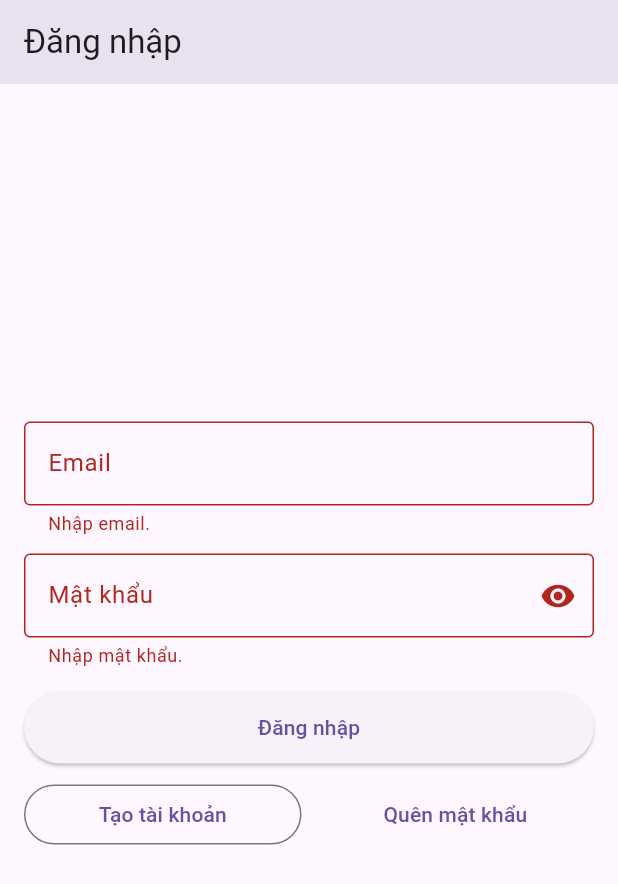
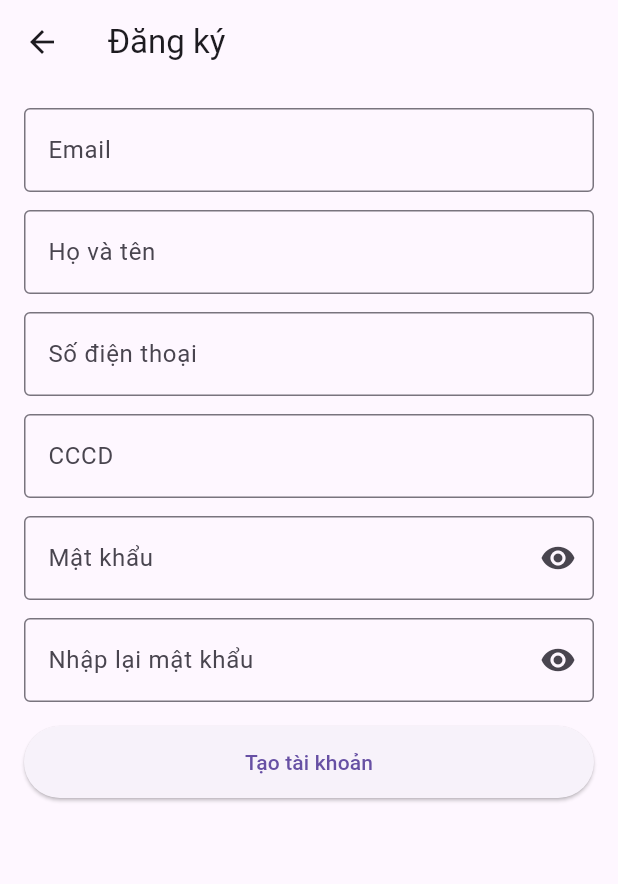
Before and after one commit to Tam2844/RoamSG, a Flutter app: the screen it shows after launch, scrolled down 32 dp, after a tap on "Tạo tài khoản", on a phone screen of 412 x 824 dp. Shown: the top 884 px of the screen. Run offline on Flutter 3.47's test engine with Material 3 defaults, Android fonts, the light colour scheme and no system bars; our stand-ins replace cloud_firestore, firebase_auth, firebase_core; accounts and stored records are empty.

Commit message:
update ptam(3h20 10/01)

```diff
--- a/lib/main.dart
+++ b/lib/main.dart
@@ -1,8 +1,8 @@
 import 'package:flutter/material.dart';
 import 'package:firebase_core/firebase_core.dart';
 import 'firebase_options.dart';
-
-import 'auth_gate.dart'; // hoặc import đúng đường dẫn AuthGate của chủ nhân
+import 'services/auth_gate.dart';
+ // hoặc import đúng đường dẫn AuthGate của chủ nhân
 
 Future<void> main() async {
   WidgetsFlutterBinding.ensureInitialized();
--- a/lib/pages/login_page.dart
+++ b/lib/pages/auth/login_page.dart
@@ -1,5 +1,7 @@
 import 'package:flutter/material.dart';
 import 'package:firebase_auth/firebase_auth.dart';
+import 'register_page.dart';
+
 
 class LoginPage extends StatefulWidget {
   const LoginPage({super.key});
@@ -43,25 +45,7 @@ class _LoginPageState extends State<LoginPage> {
     }
   }
 
-  Future<void> _registerQuick() async {
-    if (!_formKey.currentState!.validate()) return;
 
-    setState(() => _loading = true);
-    try {
-      await FirebaseAuth.instance.createUserWithEmailAndPassword(
-        email: _emailCtrl.text.trim(),
-        password: _passCtrl.text,
-      );
-      // AuthGate sẽ tự chuyển sang HomePage.
-    } on FirebaseAuthException catch (e) {
-      final msg = _friendlyAuthError(e);
-      if (mounted) _showSnack(msg);
-    } catch (_) {
-      if (mounted) _showSnack("Có lỗi xảy ra. Thử lại nhé.");
-    } finally {
-      if (mounted) setState(() => _loading = false);
-    }
-  }
 
   Future<void> _resetPassword() async {
     final email = _emailCtrl.text.trim();
@@ -187,9 +171,17 @@ class _LoginPageState extends State<LoginPage> {
                             children: [
                               Expanded(
                                 child: OutlinedButton(
-                                  onPressed: _loading ? null : _registerQuick,
+                                  onPressed: _loading
+                                      ? null
+                                      : () async {
+                                          await Navigator.push(
+                                            context,
+                                            MaterialPageRoute(builder: (_) => const RegisterPage()),
+                                          );
+                                        },
                                   child: const Text("Tạo tài khoản"),
                                 ),
+
                               ),
                               const SizedBox(width: 10),
                               Expanded(
--- /dev/null
+++ b/lib/pages/auth/register_page.dart
@@ -0,0 +1,251 @@
+import 'package:flutter/material.dart';
+import 'package:firebase_auth/firebase_auth.dart';
+import 'package:cloud_firestore/cloud_firestore.dart';
+
+class RegisterPage extends StatefulWidget {
+  const RegisterPage({super.key});
+
+  @override
+  State<RegisterPage> createState() => _RegisterPageState();
+}
+
+class _RegisterPageState extends State<RegisterPage> {
+  final _formKey = GlobalKey<FormState>();
+
+  final _emailCtrl = TextEditingController();
+  final _nameCtrl = TextEditingController();
+  final _phoneCtrl = TextEditingController();
+  final _cccdCtrl = TextEditingController();
+  final _passCtrl = TextEditingController();
+  final _confirmCtrl = TextEditingController();
+
+  bool _loading = false;
+  bool _obscure1 = true;
+  bool _obscure2 = true;
+
+  @override
+  void dispose() {
+    _emailCtrl.dispose();
+    _nameCtrl.dispose();
+    _phoneCtrl.dispose();
+    _cccdCtrl.dispose();
+    _passCtrl.dispose();
+    _confirmCtrl.dispose();
+    super.dispose();
+  }
+
+  void _showSnack(String text) {
+    ScaffoldMessenger.of(context).showSnackBar(SnackBar(content: Text(text)));
+  }
+
+  String _friendlyAuthError(FirebaseAuthException e) {
+    switch (e.code) {
+      case "invalid-email":
+        return "Email không hợp lệ.";
+      case "email-already-in-use":
+        return "Email đã được sử dụng.";
+      case "weak-password":
+        return "Mật khẩu yếu. Hãy dùng ít nhất 6 ký tự.";
+      case "operation-not-allowed":
+        return "Chưa bật Email/Password trong Firebase Authentication.";
+      case "network-request-failed":
+        return "Lỗi mạng. Kiểm tra internet rồi thử lại.";
+      default:
+        return e.message ?? "Đăng ký thất bại.";
+    }
+  }
+
+  Future<void> _register() async {
+  if (!_formKey.currentState!.validate()) return;
+
+  setState(() => _loading = true);
+  try {
+    final email = _emailCtrl.text.trim();
+    final password = _passCtrl.text;
+
+    // 1) Tạo tài khoản Auth -> lấy uid
+    final cred = await FirebaseAuth.instance
+        .createUserWithEmailAndPassword(email: email, password: password);
+
+    final uid = cred.user!.uid;
+
+    // (tuỳ chọn) cập nhật displayName trên Auth
+    await cred.user!.updateDisplayName(_nameCtrl.text.trim());
+
+    // 2) Lưu thông tin mở rộng vào Firestore users/{uid}
+    await FirebaseFirestore.instance.collection("users").doc(uid).set({
+      "fullName": _nameCtrl.text.trim(),
+      "phone": _phoneCtrl.text.trim(),
+      "cccd": _cccdCtrl.text.trim(),
+      "address": "", // chưa có thì để rỗng
+      "isGuide": false,
+      "email": email,
+      "createdAt": FieldValue.serverTimestamp(),
+    }, SetOptions(merge: true));
+
+    if (mounted) {
+      ScaffoldMessenger.of(context).showSnackBar(
+        const SnackBar(content: Text("Đăng ký thành công!")),
+      );
+      Navigator.pop(context); // quay về Login
+    }
+  } on FirebaseAuthException catch (e) {
+    // handle lỗi
+  } finally {
+    if (mounted) setState(() => _loading = false);
+  }
+}
+
+
+  @override
+  Widget build(BuildContext context) {
+    return Scaffold(
+      appBar: AppBar(title: const Text("Đăng ký")),
+      body: SafeArea(
+        child: SingleChildScrollView(
+          padding: EdgeInsets.fromLTRB(
+            16,
+            16,
+            16,
+            16 + MediaQuery.of(context).viewInsets.bottom,
+          ),
+          child: Center(
+            child: ConstrainedBox(
+              constraints: const BoxConstraints(maxWidth: 480),
+              child: Form(
+                key: _formKey,
+                child: Column(
+                  children: [
+                    TextFormField(
+                      controller: _emailCtrl,
+                      keyboardType: TextInputType.emailAddress,
+                      decoration: const InputDecoration(
+                        labelText: "Email",
+                        border: OutlineInputBorder(),
+                      ),
+                      validator: (v) {
+                        final s = (v ?? "").trim();
+                        if (s.isEmpty) return "Nhập email.";
+                        if (!s.contains("@")) return "Email không hợp lệ.";
+                        return null;
+                      },
+                    ),
+                    const SizedBox(height: 12),
+
+                    TextFormField(
+                      controller: _nameCtrl,
+                      decoration: const InputDecoration(
+                        labelText: "Họ và tên",
+                        border: OutlineInputBorder(),
+                      ),
+                      validator: (v) {
+                        final s = (v ?? "").trim();
+                        if (s.isEmpty) return "Nhập họ và tên.";
+                        if (s.length < 2) return "Tên quá ngắn.";
+                        return null;
+                      },
+                    ),
+                    const SizedBox(height: 12),
+
+                    TextFormField(
+                      controller: _phoneCtrl,
+                      keyboardType: TextInputType.phone,
+                      decoration: const InputDecoration(
+                        labelText: "Số điện thoại",
+                        border: OutlineInputBorder(),
+                      ),
+                      validator: (v) {
+                        final s = (v ?? "").trim();
+                        if (s.isEmpty) return "Nhập số điện thoại.";
+                        final onlyDigits = RegExp(r'^\d+$');
+                        if (!onlyDigits.hasMatch(s)) return "SĐT chỉ gồm số.";
+                        if (s.length < 9 || s.length > 11) {
+                          return "SĐT thường 9–11 số.";
+                        }
+                        return null;
+                      },
+                    ),
+                    const SizedBox(height: 12),
+
+                    TextFormField(
+                      controller: _cccdCtrl,
+                      keyboardType: TextInputType.number,
+                      decoration: const InputDecoration(
+                        labelText: "CCCD",
+                        border: OutlineInputBorder(),
+                      ),
+                      validator: (v) {
+                        final s = (v ?? "").trim();
+                        if (s.isEmpty) return "Nhập CCCD.";
+                        final onlyDigits = RegExp(r'^\d+$');
+                        if (!onlyDigits.hasMatch(s)) return "CCCD chỉ gồm số.";
+                        if (s.length != 12) return "CCCD thường là 12 số.";
+                        return null;
+                      },
+                    ),
+                    const SizedBox(height: 12),
+
+                    TextFormField(
+                      controller: _passCtrl,
+                      obscureText: _obscure1,
+                      decoration: InputDecoration(
+                        labelText: "Mật khẩu",
+                        border: const OutlineInputBorder(),
+                        suffixIcon: IconButton(
+                          onPressed: () => setState(() => _obscure1 = !_obscure1),
+                          icon: Icon(_obscure1 ? Icons.visibility : Icons.visibility_off),
+                        ),
+                      ),
+                      validator: (v) {
+                        final s = v ?? "";
+                        if (s.isEmpty) return "Nhập mật khẩu.";
+                        if (s.length < 6) return "Ít nhất 6 ký tự.";
+                        return null;
+                      },
+                    ),
+                    const SizedBox(height: 12),
+
+                    TextFormField(
+                      controller: _confirmCtrl,
+                      obscureText: _obscure2,
+                      decoration: InputDecoration(
+                        labelText: "Nhập lại mật khẩu",
+                        border: const OutlineInputBorder(),
+                        suffixIcon: IconButton(
+                          onPressed: () => setState(() => _obscure2 = !_obscure2),
+                          icon: Icon(_obscure2 ? Icons.visibility : Icons.visibility_off),
+                        ),
+                      ),
+                      validator: (v) {
+                        final s = v ?? "";
+                        if (s.isEmpty) return "Nhập lại mật khẩu.";
+                        if (s != _passCtrl.text) return "Mật khẩu không khớp.";
+                        return null;
+                      },
+                    ),
+                    const SizedBox(height: 16),
+
+                    SizedBox(
+                      width: double.infinity,
+                      height: 48,
+                      child: ElevatedButton(
+                        onPressed: _loading ? null : _register,
+                        child: _loading
+                            ? const SizedBox(
+                                width: 22,
+                                height: 22,
+                                child: CircularProgressIndicator(strokeWidth: 2),
+                              )
+                            : const Text("Tạo tài khoản"),
+                      ),
+                    ),
+                  ],
+                ),
+              ),
+            ),
+          ),
+        ),
+      ),
+    );
+  }
+}
--- a/lib/pages/home_page.dart
+++ b/lib/pages/home/home_page.dart
@@ -1,9 +1,8 @@
 import 'package:flutter/material.dart';
 import 'package:firebase_auth/firebase_auth.dart';
-import 'package:roamsg/pages/profile_page.dart';
-import 'package:roamsg/pages/tour_search_page.dart';
 import 'guide_booking_page.dart';
-
+import '../profile/profile_page.dart';
+import 'tour_search_page.dart';
 
 class HomePage extends StatefulWidget {
   const HomePage({super.key});
--- a/pubspec.yaml
+++ b/pubspec.yaml
@@ -37,6 +37,7 @@ dependencies:
   firebase_core: ^4.3.0
   firebase_auth: ^6.1.3
   flutter_secure_storage: ^10.0.0
+  cloud_firestore: ^6.1.1
 
 dev_dependencies:
   flutter_test:
```
Also changed, not shown: lib/pages/profile/profile_page.dart (renamed from lib/pages/profile_page.dart, +138 -18 lines), lib/services/auth_gate.dart (renamed from lib/auth_gate.dart, +4 -3 lines), lib/pages/home/guide_booking_page.dart (renamed from lib/pages/guide_booking_page.dart), lib/pages/home/tour_search_page.dart (renamed from lib/pages/tour_search_page.dart), pubspec.lock, 3 other files.
